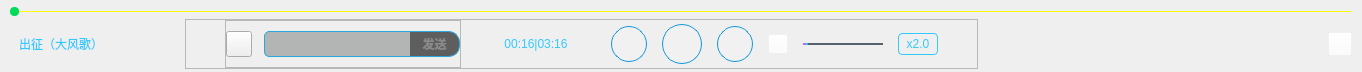
The window that VideoPlayer/videomodels/FloatPlayCtl.ui (huizhang556/pc-video-player) describes before a commit, drawn with Qt 5.
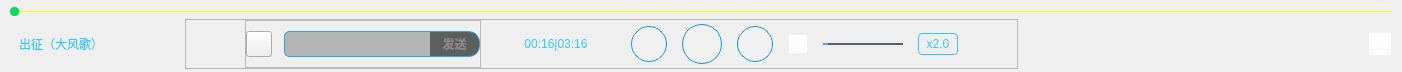
The same window after the commit. Icons and pictures are not drawn.

Patch:
```diff
--- a/VideoPlayer/videomodels/FloatPlayCtl.ui
+++ b/VideoPlayer/videomodels/FloatPlayCtl.ui
@@ -6,7 +6,7 @@
    <rect>
     <x>0</x>
     <y>0</y>
-    <width>1362</width>
+    <width>1402</width>
     <height>72</height>
    </rect>
   </property>
```
Left out of the diff: 2 changed lines with no effect on the pictures.
